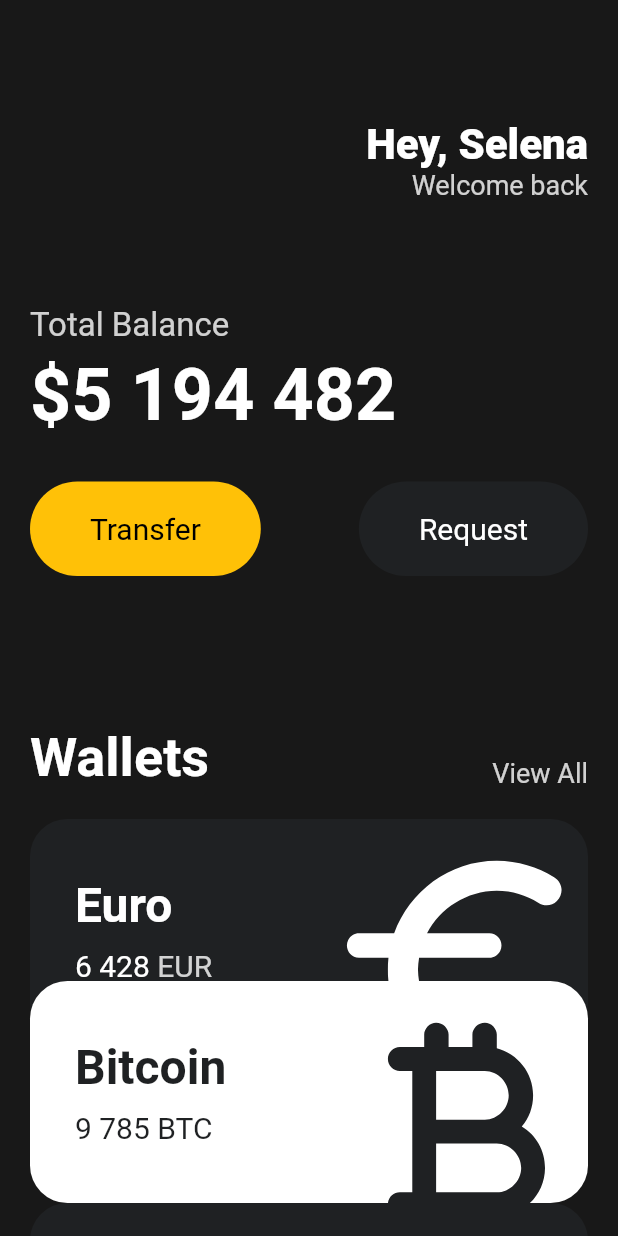
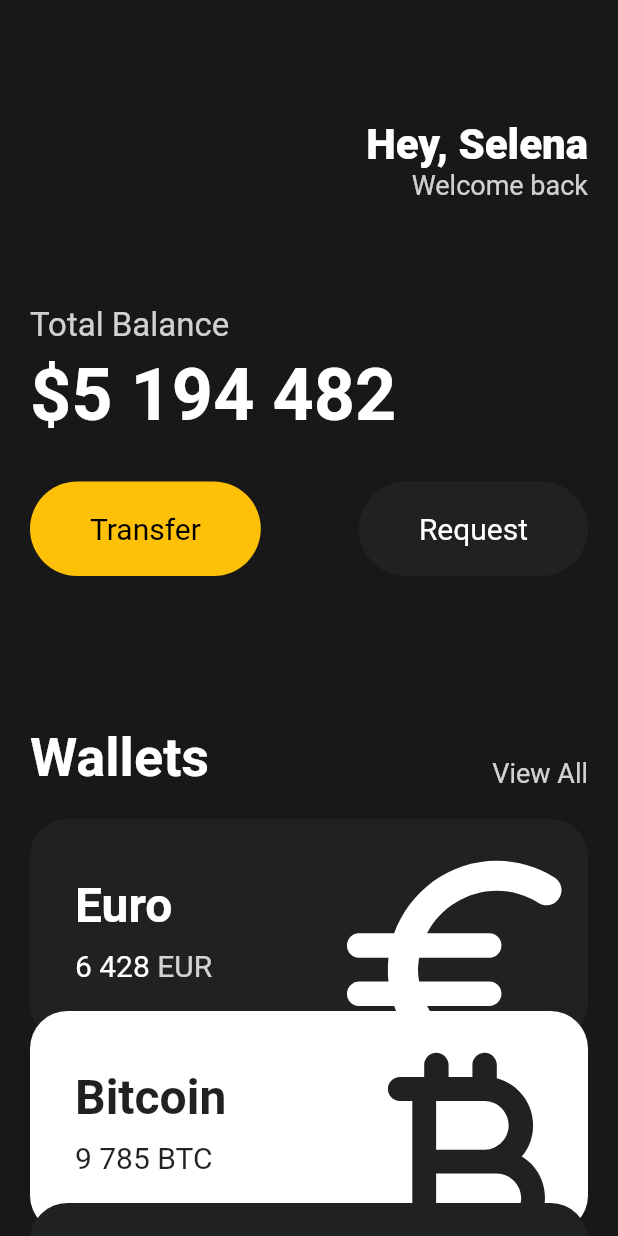
Before and after one commit to developerQuo/toonflix, a Flutter app: the screen it shows after launch, on a phone screen of 412 x 824 dp. Run offline on Flutter 3.47's test engine with Material 2 defaults, Android fonts, the phone set to English and light mode, and no system bars.

Commit message:
currency card widget translate

```diff
--- a/lib/main.dart
+++ b/lib/main.dart
@@ -119,26 +119,23 @@ class MyApp extends StatelessWidget {
                   amount: '6 428',
                   icon: Icons.euro_rounded,
                   isInverted: false,
+                  order: 1,
                 ),
-                Transform.translate(
-                  offset: const Offset(0, -40),
-                  child: const CurrencyCard(
+                const CurrencyCard(
                   name: 'Bitcoin',
                   code: 'BTC',
                   amount: '9 785',
                   icon: Icons.currency_bitcoin_rounded,
                   isInverted: true,
+                  order: 2,
                 ),
-                ),
-                Transform.translate(
-                  offset: const Offset(0, -40),
-                  child: const CurrencyCard(
+                const CurrencyCard(
                   name: 'Dollar',
                   code: 'USD',
                   amount: '428',
                   icon: Icons.attach_money_outlined,
                   isInverted: false,
-                  ),
+                  order: 3,
                 ),
               ],
             ),
--- a/lib/widgets/currency_card.dart
+++ b/lib/widgets/currency_card.dart
@@ -4,6 +4,7 @@ class CurrencyCard extends StatelessWidget {
   final String name, code, amount;
   final IconData icon;
   final bool isInverted;
+  final int order;
 
   final _blackColor = const Color(0xFF1F2123);
 
@@ -14,11 +15,14 @@ class CurrencyCard extends StatelessWidget {
     required this.amount,
     required this.icon,
     required this.isInverted,
+    required this.order,
   });
 
   @override
   Widget build(BuildContext context) {
-    return Container(
+    return Transform.translate(
+      offset: Offset(0, -20 * (order - 1)),
+      child: Container(
         clipBehavior: Clip.hardEdge,
         decoration: BoxDecoration(
           color: isInverted ? Colors.white : _blackColor,
@@ -82,6 +86,7 @@ class CurrencyCard extends StatelessWidget {
             ],
           ),
         ),
+      ),
     );
   }
 }
```
Lines whose indentation alone changed are shown as unchanged.
